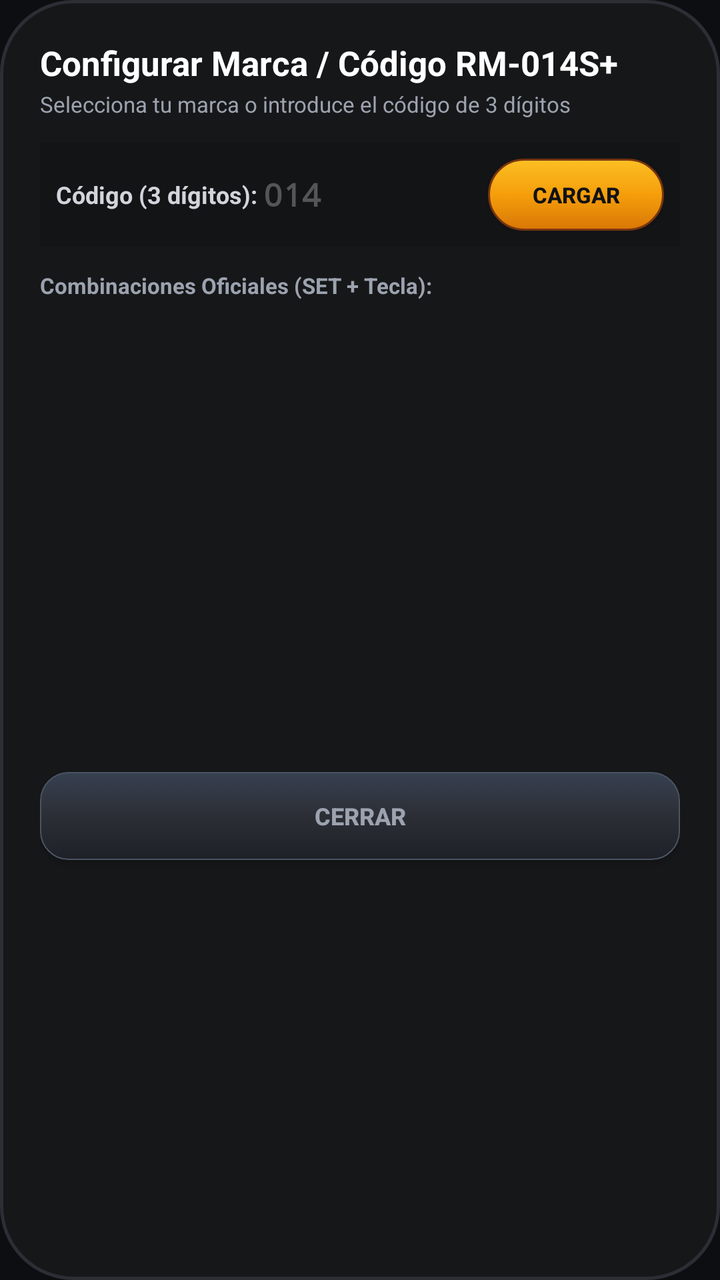
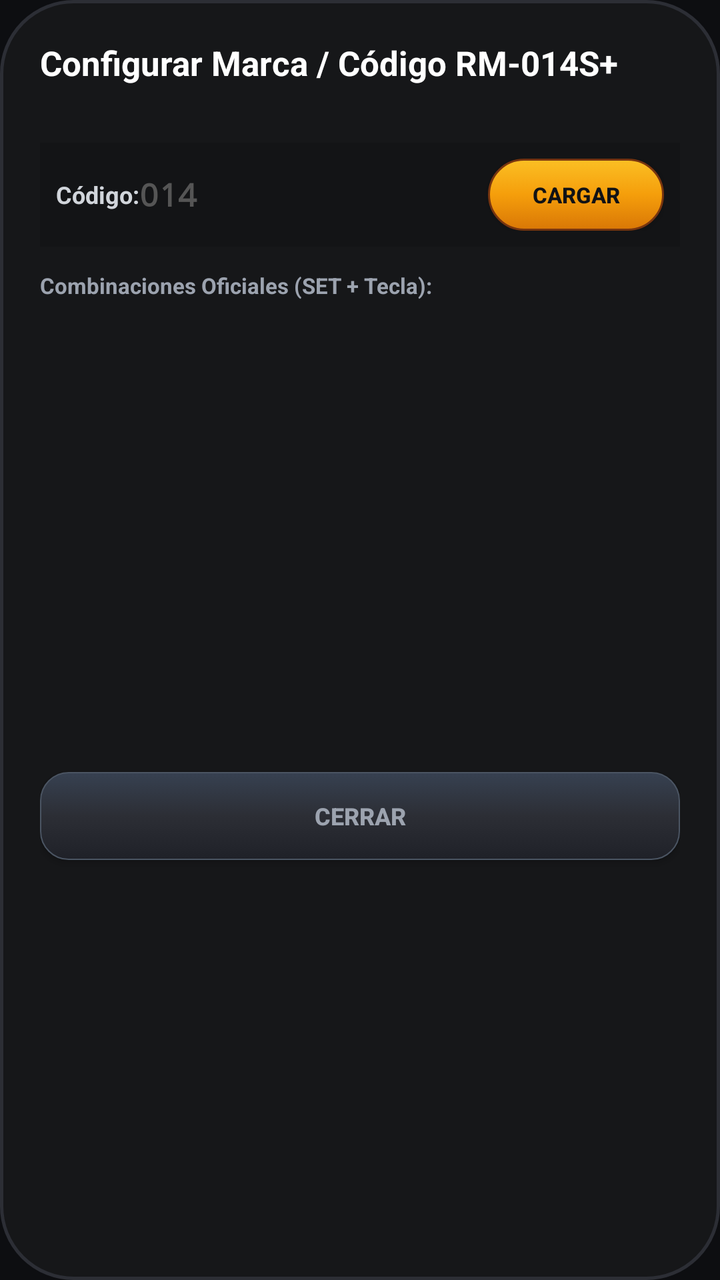

An Android layout rendered at two revisions. The XML below is the earlier revision; the diff shows what the commit changed to produce the second picture.
<!-- AndroidManifest.xml: application theme Theme.RM014S -->
<!-- res/layout/dialog_brand_selector.xml -->
<?xml version="1.0" encoding="utf-8"?>
<LinearLayout xmlns:android="http://schemas.android.com/apk/res/android"
    android:layout_width="match_parent"
    android:layout_height="wrap_content"
    android:orientation="vertical"
    android:background="@drawable/bg_remote_chassis"
    android:padding="20dp">

    <TextView
        android:layout_width="wrap_content"
        android:layout_height="wrap_content"
        android:text="Configurar Marca / Código RM-014S+"
        android:textColor="@color/white"
        android:textSize="17sp"
        android:textStyle="bold" />

    <TextView
        android:layout_width="wrap_content"
        android:layout_height="wrap_content"
        android:layout_marginTop="2dp"
        android:text="Selecciona tu marca o introduce el código de 3 dígitos"
        android:textColor="#9CA3AF"
        android:textSize="11sp" />

    
    <LinearLayout
        android:layout_width="match_parent"
        android:layout_height="wrap_content"
        android:layout_marginTop="12dp"
        android:background="#131416"
        android:orientation="horizontal"
        android:gravity="center_vertical"
        android:padding="8dp">

        <TextView
            android:layout_width="wrap_content"
            android:layout_height="wrap_content"
            android:text="Código (3 dígitos): "
            android:textColor="#D1D5DB"
            android:textSize="12sp"
            android:textStyle="bold" />

        <EditText
            android:id="@+id/etCodeNumber"
            android:layout_width="0dp"
            android:layout_height="wrap_content"
            android:layout_weight="1"
            android:maxLength="3"
            android:inputType="number"
            android:fontFamily="monospace"
            android:textColor="@color/amber_accent"
            android:textSize="16sp"
            android:textStyle="bold"
            android:hint="014"
            android:textColorHint="#555"
            android:background="@null" />

        <androidx.appcompat.widget.AppCompatButton
            android:id="@+id/btnApplyCode"
            android:layout_width="wrap_content"
            android:layout_height="36dp"
            android:background="@drawable/btn_remote_pill_amber"
            android:text="CARGAR"
            android:textSize="11sp"
            android:textStyle="bold"
            android:textColor="#111215"
            android:paddingStart="14dp"
            android:paddingEnd="14dp" />
    </LinearLayout>

    <TextView
        android:layout_width="wrap_content"
        android:layout_height="wrap_content"
        android:layout_marginTop="12dp"
        android:text="Combinaciones Oficiales (SET + Tecla):"
        android:textColor="#9CA3AF"
        android:textSize="11sp"
        android:textStyle="bold" />

    <androidx.recyclerview.widget.RecyclerView
        android:id="@+id/rvBrands"
        android:layout_width="match_parent"
        android:layout_height="220dp"
        android:layout_marginTop="6dp" />

    <androidx.appcompat.widget.AppCompatButton
        android:id="@+id/btnCloseBrandDialog"
        android:layout_width="match_parent"
        android:layout_height="44dp"
        android:layout_marginTop="10dp"
        android:background="@drawable/btn_remote_dark_pill"
        android:text="CERRAR"
        android:textColor="#9CA3AF"
        android:textSize="12sp"
        android:textStyle="bold" />

</LinearLayout>
<!-- resources referenced by this layout -->
<resources>
  <color name="amber_accent">#F59E0B</color>
  <color name="white">#FFFFFF</color>
  <!-- drawable bg_remote_chassis (drawable) -->
  <?xml version="1.0" encoding="utf-8"?>
  <shape xmlns:android="http://schemas.android.com/apk/res/android">
      <solid android:color="@color/remote_body" />
      <corners android:radius="36dp" />
      <stroke android:width="1.5dp" android:color="@color/remote_border" />
  </shape>
  <!-- drawable btn_remote_dark_pill (drawable) -->
  <?xml version="1.0" encoding="utf-8"?>
  <selector xmlns:android="http://schemas.android.com/apk/res/android">
      <item android:state_pressed="true">
          <shape>
              <solid android:color="#1F2937" />
              <corners android:radius="14dp" />
              <stroke android:width="1dp" android:color="#000000" />
          </shape>
      </item>
      <item>
          <shape>
              <gradient
                  android:angle="270"
                  android:startColor="#374151"
                  android:centerColor="#2C2E35"
                  android:endColor="#1F2128" />
              <corners android:radius="14dp" />
              <stroke android:width="0.8dp" android:color="#4B5563" />
          </shape>
      </item>
  </selector>
  <!-- drawable btn_remote_pill_amber (drawable) -->
  <?xml version="1.0" encoding="utf-8"?>
  <selector xmlns:android="http://schemas.android.com/apk/res/android">
      <item android:state_pressed="true">
          <shape>
              <solid android:color="#B45309" />
              <corners android:radius="20dp" />
              <stroke android:width="1dp" android:color="#000000" />
          </shape>
      </item>
      <item>
          <shape>
              <gradient
                  android:angle="270"
                  android:startColor="#FBBF24"
                  android:centerColor="#F59E0B"
                  android:endColor="#D97706" />
              <corners android:radius="20dp" />
              <stroke android:width="1dp" android:color="#78350F" />
          </shape>
      </item>
  </selector>
  <style name="Theme.RM014S" parent="Theme.MaterialComponents.DayNight.NoActionBar">
          <item name="colorPrimary">@color/amber_accent</item>
          <item name="android:statusBarColor">@color/black_bg</item>
          <item name="android:navigationBarColor">@color/black_bg</item>
          <item name="android:windowBackground">@color/black_bg</item>
      </style>
  <color name="remote_body">#161719</color>
  <color name="remote_border">#2C2E35</color>
  <color name="black_bg">#0D0E11</color>
</resources>

<!-- the commit's change to res/layout/dialog_brand_selector.xml (unified diff, before → after) -->
@@ -9,7 +9,7 @@
     <TextView
         android:layout_width="wrap_content"
         android:layout_height="wrap_content"
-        android:text="Configurar Marca / Código RM-014S+"
+        android:text="@string/brand_title"
         android:textColor="@color/white"
         android:textSize="17sp"
         android:textStyle="bold" />
@@ -18,7 +18,8 @@
         android:layout_width="wrap_content"
         android:layout_height="wrap_content"
         android:layout_marginTop="2dp"
-        android:text="Selecciona tu marca o introduce el código de 3 dígitos"
+        android:id="@+id/tvBrandSubtitle"
+        android:text=""
         android:textColor="#9CA3AF"
         android:textSize="11sp" />
 
@@ -35,7 +36,7 @@
         <TextView
             android:layout_width="wrap_content"
             android:layout_height="wrap_content"
-            android:text="Código (3 dígitos): "
+            android:text="@string/brand_code_label"
             android:textColor="#D1D5DB"
             android:textSize="12sp"
             android:textStyle="bold" />
@@ -60,7 +61,7 @@
             android:layout_width="wrap_content"
             android:layout_height="36dp"
             android:background="@drawable/btn_remote_pill_amber"
-            android:text="CARGAR"
+            android:text="@string/btn_load"
             android:textSize="11sp"
             android:textStyle="bold"
             android:textColor="#111215"
@@ -72,7 +73,7 @@
         android:layout_width="wrap_content"
         android:layout_height="wrap_content"
         android:layout_marginTop="12dp"
-        android:text="Combinaciones Oficiales (SET + Tecla):"
+        android:text="@string/brand_list_label"
         android:textColor="#9CA3AF"
         android:textSize="11sp"
         android:textStyle="bold" />
@@ -89,7 +90,7 @@
         android:layout_height="44dp"
         android:layout_marginTop="10dp"
         android:background="@drawable/btn_remote_dark_pill"
-        android:text="CERRAR"
+        android:text="@string/btn_close"
         android:textColor="#9CA3AF"
         android:textSize="12sp"
         android:textStyle="bold" />
<!-- resource entries referenced after the edit -->
@@ -53,6 +53,11 @@
           </shape>
       </item>
   </selector>
+  <string name="brand_code_label">Código: </string>
+  <string name="brand_list_label">Combinaciones Oficiales (SET + Tecla):</string>
+  <string name="brand_title">Configurar Marca / Código RM-014S+</string>
+  <string name="btn_close">CERRAR</string>
+  <string name="btn_load">CARGAR</string>
   <style name="Theme.RM014S" parent="Theme.MaterialComponents.DayNight.NoActionBar">
           <item name="colorPrimary">@color/amber_accent</item>
           <item name="android:statusBarColor">@color/black_bg</item>
